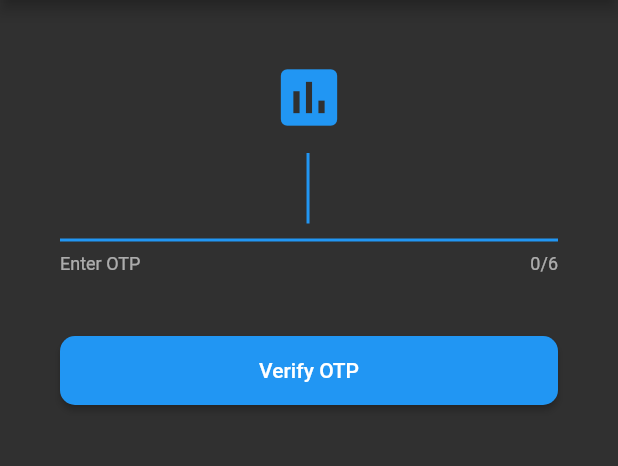
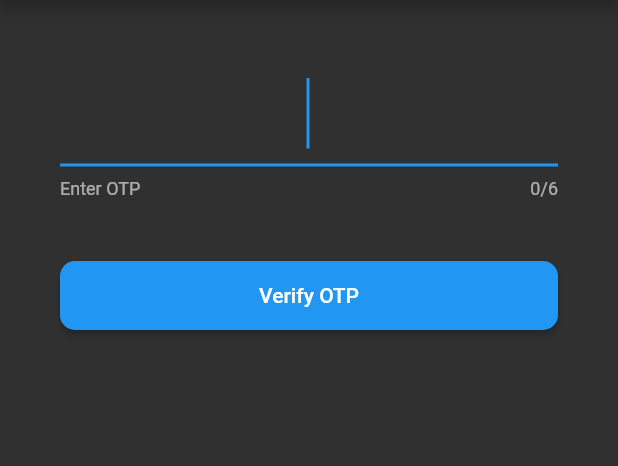
Before and after one commit to clementemerson/loudly, a Flutter app: the PhoneVerifyScreen screen opened by its route, on a phone screen of 412 x 824 dp, the part 84-550 px from its top. Run offline on Flutter 3.47's test engine with Material 2 defaults, Android fonts, the phone set to English and light mode, and no system bars; missing offline and left inert: flutter_circular_chart.

Commit message:
Clement: Removed project icon from phone number verification screens

```diff
--- a/lib/Screens/phoneverify_screen.dart
+++ b/lib/Screens/phoneverify_screen.dart
@@ -27,14 +27,6 @@ class _PhoneVerifyScreenState extends State<PhoneVerifyScreen> {
         padding: const EdgeInsets.all(40.0),
         child: ListView(
           children: <Widget>[
-            Hero(
-              tag: 'ProjectIcon',
-              child: Icon(
-                kProjectIcon,
-                size: kIcon_Small,
-                color: Colors.blue,
-              ),
-            ),
             kUserInputNumberTextField(
                 helperText: kEnterOTPTxt, maxLen: 6),
             kSizedBox_Medium,
```
Also changed, not shown: lib/Screens/phonelogin_screen.dart (+0 -8 lines), lib/Screens/welcome_screen.dart (+4 -7 lines).
